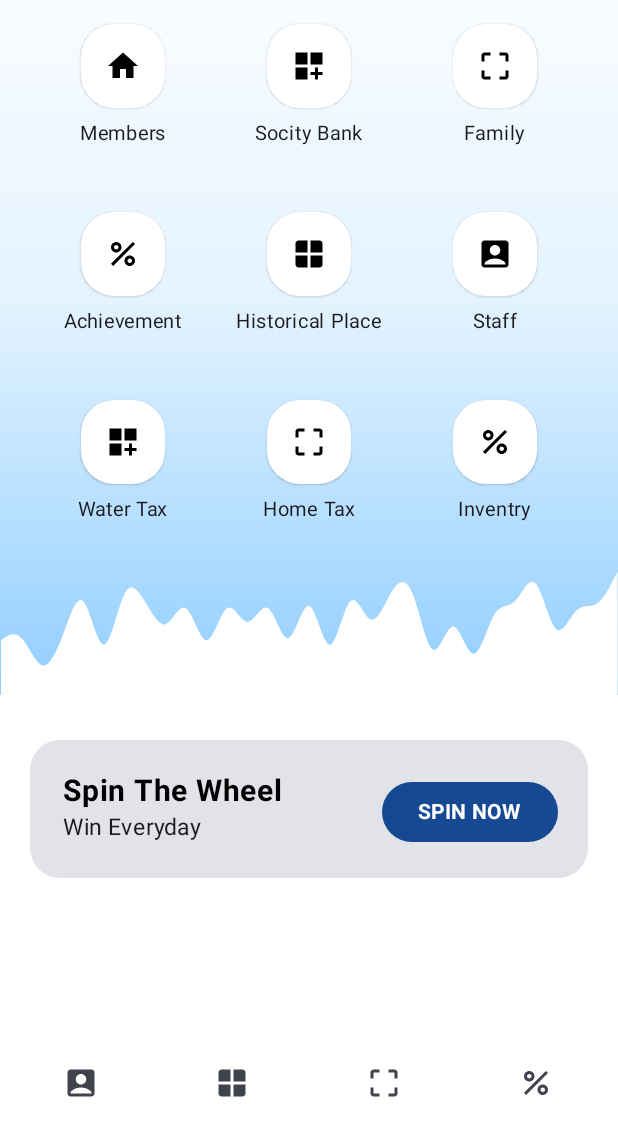
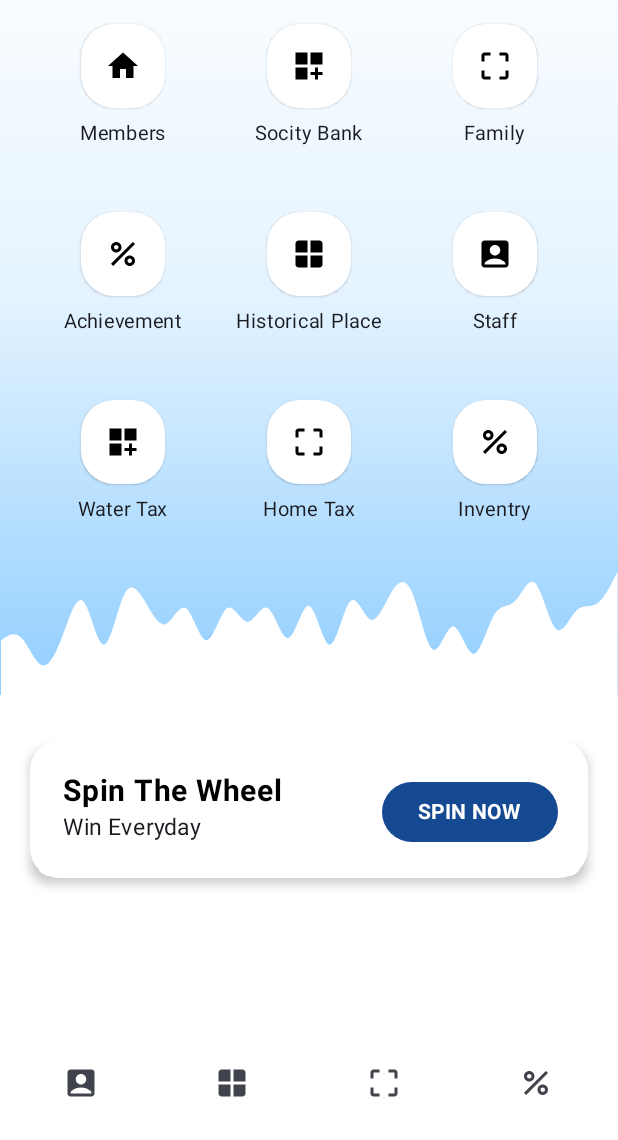
Before and after one commit to vishal4456/Bhoomi, an Android app built with Jetpack Compose: the screen it shows after launch (MainActivity), after a tap on "Login", on a phone screen of 412 x 824 dp, the part 96-1236 px from its top. Run offline under Robolectric (Android 15) with nearby library versions, the phone set to English and light mode, and no system bars.

Commit message:
Card spin whill

```diff
--- a/app/src/main/java/com/bhoomi/Screens/FirstScreen.kt
+++ b/app/src/main/java/com/bhoomi/Screens/FirstScreen.kt
@@ -39,6 +39,7 @@ import androidx.compose.material3.TopAppBar
 import androidx.compose.runtime.Composable
 import androidx.compose.ui.Alignment
 import androidx.compose.ui.Modifier
+import androidx.compose.ui.draw.shadow
 import androidx.compose.ui.graphics.Brush
 import androidx.compose.ui.graphics.Color
 import androidx.compose.ui.graphics.graphicsLayer
@@ -227,10 +228,12 @@ fun CardSpinWheel() {
         Card(modifier = Modifier
             .fillMaxWidth()
             .padding(20.dp)
+            .shadow(elevation = 4.dp, shape = RoundedCornerShape(15.dp))
             .graphicsLayer {
                 shape = RoundedCornerShape(20.dp)
                 clip = true
             }, colors =  CardDefaults.cardColors(
+            Color.White
         ),) {
             Row(modifier = Modifier
                 .fillMaxWidth()
--- a/app/src/main/java/com/bhoomi/ui/theme/Color.kt
+++ b/app/src/main/java/com/bhoomi/ui/theme/Color.kt
@@ -10,4 +10,5 @@ val Purple40 = Color(0xFF6650a4)
 val PurpleGrey40 = Color(0xFF625b71)
 val Pink40 = Color(0xFF7D5260)
 val BG = Color(0XFF154992)
+val BGLite = Color(0xFFC5CAE9)
 val CardBG = Color(0xFF67CFFF)
--- a/app/src/main/java/com/bhoomi/ui/theme/Theme.kt
+++ b/app/src/main/java/com/bhoomi/ui/theme/Theme.kt
@@ -22,7 +22,7 @@ private val DarkColorScheme = darkColorScheme(
 )
 
 private val LightColorScheme = lightColorScheme(
-    primary = Purple40,
+    primary = BG,
     secondary = PurpleGrey40,
     tertiary = Pink40
 
```
